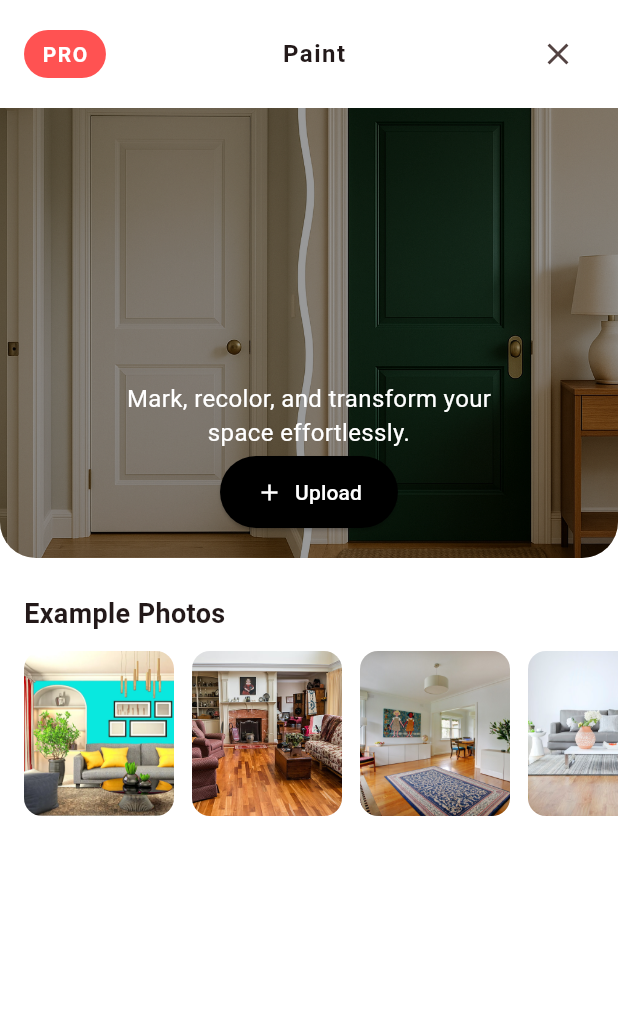
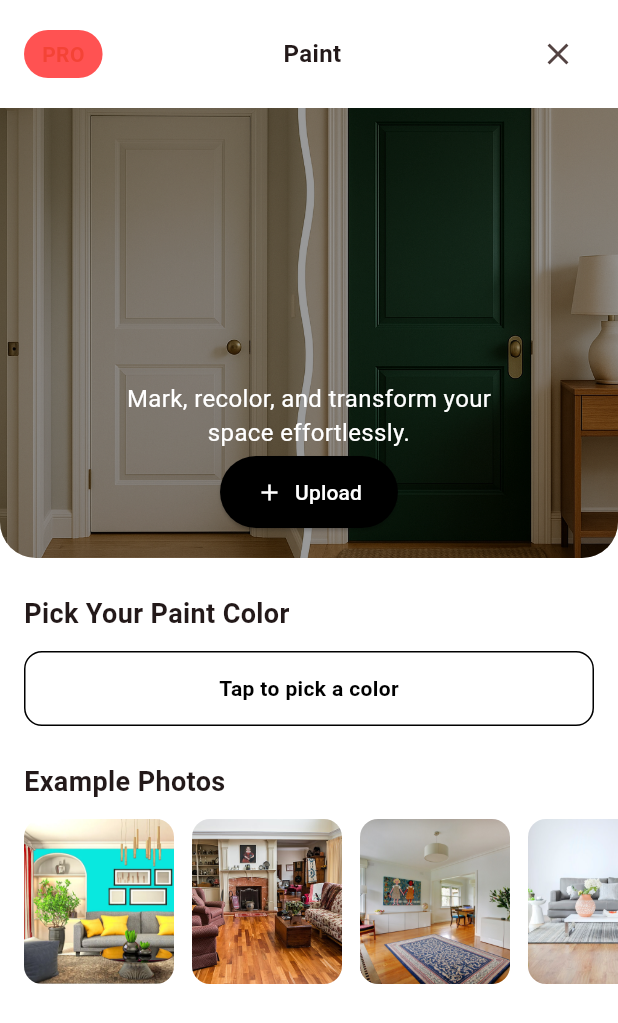
Before and after one commit to Kennnnnnyyyyyyyyy/iDesign-HomeGPT, a Flutter app: the PaintPage screen opened by its route, on a phone screen of 412 x 824 dp. Shown: the top 1023 px of the screen. Run offline on Flutter 3.47's test engine with Material 3 defaults, Android fonts, the light colour scheme and no system bars; our stand-ins replace dotted_border, firebase_auth, firebase_core, flutter_colorpicker, flutter_dotenv, flutter_riverpod and 7 more; missing offline and left inert: image_painter; accounts and stored records are empty; network calls fail; Roboto replaces fonts that are missing (SFPro).

Commit message:
Paint visualisation UI complete with color picking

```diff
--- a/lib/features/paint_visualisation/view/feature_page.dart
+++ /dev/null
@@ -1,167 +0,0 @@
-import 'package:flutter/material.dart';
-import 'package:go_router/go_router.dart';
-
-class PaintPage extends StatelessWidget {
-  const PaintPage({super.key});
-
-  @override
-  Widget build(BuildContext context) {
-    final exampleImages = [
-      'assets/create/br1.jpeg',
-      'assets/create/br2.jpeg',
-      'assets/create/br3.jpeg',
-      'assets/create/br4.jpeg',
-    ];
-
-    return Scaffold(
-      backgroundColor: Colors.white,
-      body: SafeArea(
-        child: Column(
-          crossAxisAlignment: CrossAxisAlignment.start,
-          children: [
-            // 🔺 Top Bar with PRO badge and close
-            Padding(
-              padding: const EdgeInsets.symmetric(horizontal: 16, vertical: 12),
-              child: Row(
-                children: [
-                  Container(
-                    padding: const EdgeInsets.symmetric(
-                      horizontal: 12,
-                      vertical: 6,
-                    ),
-                    decoration: BoxDecoration(
-                      color: Colors.redAccent,
-                      borderRadius: BorderRadius.circular(20),
-                    ),
-                    child: const Text(
-                      'PRO',
-                      style: TextStyle(
-                        color: Colors.white,
-                        fontWeight: FontWeight.bold,
-                        letterSpacing: 1,
-                      ),
-                    ),
-                  ),
-                  const Spacer(),
-                  const Text(
-                    'Paint',
-                    style: TextStyle(
-                      fontSize: 16,
-                      fontWeight: FontWeight.w600,
-                      letterSpacing: 1,
-                    ),
-                  ),
-                  const Spacer(),
-                  IconButton(
-                    icon: const Icon(Icons.close),
-                    onPressed: () => context.goNamed('home'), // Adjust route
-                  ),
-                ],
-              ),
-            ),
-
-            // 🖼️ Hero Section with overlay
-            ClipRRect(
-              borderRadius: const BorderRadius.only(
-                bottomLeft: Radius.circular(24),
-                bottomRight: Radius.circular(24),
-              ),
-              child: Stack(
-                alignment: Alignment.center,
-                children: [
-                  SizedBox(
-                    height: 300,
-                    width: double.infinity,
-                    child: Stack(
-                      fit: StackFit.expand,
-                      children: [
-                        Image.asset(
-                          'assets/home_page/paint_visualisation.png',
-                          fit: BoxFit.cover,
-                        ),
-                        Container(color: Colors.black.withOpacity(0.4)),
-                      ],
-                    ),
-                  ),
-                  Positioned(
-                    bottom: 72,
-                    child: Column(
-                      children: const [
-                        Text(
-                          'Mark, recolor, and transform your\nspace effortlessly.',
-                          textAlign: TextAlign.center,
-                          style: TextStyle(
-                            fontSize: 16,
-                            color: Colors.white,
-                            fontWeight: FontWeight.w400,
-                          ),
-                        ),
-                      ],
-                    ),
-                  ),
-                  Positioned(
-                    bottom: 20,
-                    child: ElevatedButton.icon(
-                      style: ElevatedButton.styleFrom(
-                        backgroundColor: Colors.black,
-                        padding: const EdgeInsets.symmetric(
-                          horizontal: 24,
-                          vertical: 14,
-                        ),
-                        shape: RoundedRectangleBorder(
-                          borderRadius: BorderRadius.circular(30),
-                        ),
-                      ),
-                      onPressed: () {
-                        // TODO: Hook image picker
-                      },
-                      icon: const Icon(Icons.add, color: Colors.white),
-                      label: const Text(
-                        'Upload',
-                        style: TextStyle(color: Colors.white),
-                      ),
-                    ),
-                  ),
-                ],
-              ),
-            ),
-
-            const SizedBox(height: 24),
-
-            // 🖼️ Example Photos Heading
-            const Padding(
-              padding: EdgeInsets.symmetric(horizontal: 16),
-              child: Text(
-                'Example Photos',
-                style: TextStyle(fontSize: 18, fontWeight: FontWeight.w600),
-              ),
-            ),
-            const SizedBox(height: 12),
-
-            // 📸 Carousel
-            SizedBox(
-              height: 110,
-              child: ListView.separated(
-                padding: const EdgeInsets.symmetric(horizontal: 16),
-                scrollDirection: Axis.horizontal,
-                itemCount: exampleImages.length,
-                separatorBuilder: (_, __) => const SizedBox(width: 12),
-                itemBuilder: (context, index) {
-                  return ClipRRect(
-                    borderRadius: BorderRadius.circular(12),
-                    child: Image.asset(
-                      exampleImages[index],
-                      width: 100,
-                      height: 100,
-                      fit: BoxFit.cover,
-                    ),
-                  );
-                },
-              ),
-            ),
-          ],
-        ),
-      ),
-    );
-  }
-}
--- /dev/null
+++ b/lib/features/paint_visualisation/view/paint_feature_page.dart
@@ -0,0 +1,253 @@
+import 'dart:io';
+import 'package:flutter/material.dart';
+import 'package:go_router/go_router.dart';
+import 'package:flutter_colorpicker/flutter_colorpicker.dart';
+import 'package:image_picker/image_picker.dart';
+import 'package:interior_designer_jasper/routes/router_constants.dart';
+import 'package:path_provider/path_provider.dart';
+import 'paint_dialog.dart'; // NEW custom paint dialog
+
+class PaintPage extends StatefulWidget {
+  const PaintPage({super.key});
+
+  @override
+  State<PaintPage> createState() => _PaintPageState();
+}
+
+class _PaintPageState extends State<PaintPage> {
+  final exampleImages = [
+    'assets/create/br1.jpeg',
+    'assets/create/br2.jpeg',
+    'assets/create/br3.jpeg',
+    'assets/create/br4.jpeg',
+  ];
+
+  Color _selectedColor = Colors.white;
+
+  void _showColorPicker() {
+    showDialog(
+      context: context,
+      builder:
+          (context) => AlertDialog(
+            title: const Text('Select a color'),
+            content: SingleChildScrollView(
+              child: ColorPicker(
+                pickerColor: _selectedColor,
+                onColorChanged:
+                    (color) => setState(() => _selectedColor = color),
+                enableAlpha: false,
+                displayThumbColor: true,
+              ),
+            ),
+            actions: [
+              TextButton(
+                onPressed: () => Navigator.of(context).pop(),
+                child: const Text('Done'),
+              ),
+            ],
+          ),
+    );
+  }
+
+  Future<void> _pickImageFromGallery() async {
+    final pickedFile = await ImagePicker().pickImage(
+      source: ImageSource.gallery,
+    );
+    if (pickedFile != null) {
+      final imageFile = File(pickedFile.path);
+      _openPaintDialog(imageFile);
+    }
+  }
+
+  Future<void> _selectExampleImage(String assetPath) async {
+    final byteData = await DefaultAssetBundle.of(context).load(assetPath);
+    final tempFile = File(
+      '${(await getTemporaryDirectory()).path}/${assetPath.split('/').last}',
+    );
+    await tempFile.writeAsBytes(byteData.buffer.asUint8List());
+    _openPaintDialog(tempFile);
+  }
+
+  void _openPaintDialog(File imageFile) {
+    showDialog(
+      context: context,
+      builder:
+          (_) =>
+              PaintDialog(imageFile: imageFile, selectedColor: _selectedColor),
+    );
+  }
+
+  @override
+  Widget build(BuildContext context) {
+    return Scaffold(
+      backgroundColor: Colors.white,
+      body: SafeArea(
+        child: Column(
+          crossAxisAlignment: CrossAxisAlignment.start,
+          children: [
+            /// Top bar
+            Padding(
+              padding: const EdgeInsets.symmetric(horizontal: 16, vertical: 12),
+              child: Row(
+                children: [
+                  Container(
+                    padding: const EdgeInsets.symmetric(
+                      horizontal: 12,
+                      vertical: 6,
+                    ),
+                    decoration: BoxDecoration(
+                      color: Colors.redAccent,
+                      borderRadius: BorderRadius.circular(20),
+                    ),
+                    child: const Text(
+                      'PRO',
+                      style: TextStyle(
+                        color: Colors.red,
+                        fontWeight: FontWeight.bold,
+                      ),
+                    ),
+                  ),
+                  const Spacer(),
+                  const Text(
+                    'Paint',
+                    style: TextStyle(fontSize: 16, fontWeight: FontWeight.w600),
+                  ),
+                  const Spacer(),
+                  IconButton(
+                    icon: const Icon(Icons.close),
+                    onPressed: () => context.goNamed(RouterConstants.home),
+                  ),
+                ],
+              ),
+            ),
+
+            /// Hero
+            ClipRRect(
+              borderRadius: const BorderRadius.only(
+                bottomLeft: Radius.circular(24),
+                bottomRight: Radius.circular(24),
+              ),
+              child: Stack(
+                alignment: Alignment.center,
+                children: [
+                  SizedBox(
+                    height: 300,
+                    width: double.infinity,
+                    child: Stack(
+                      fit: StackFit.expand,
+                      children: [
+                        Image.asset(
+                          'assets/home_page/paint_visualisation.png',
+                          fit: BoxFit.cover,
+                        ),
+                        Container(color: Colors.black.withOpacity(0.4)),
+                      ],
+                    ),
+                  ),
+                  const Positioned(
+                    bottom: 72,
+                    child: Text(
+                      'Mark, recolor, and transform your\nspace effortlessly.',
+                      textAlign: TextAlign.center,
+                      style: TextStyle(color: Colors.white, fontSize: 16),
+                    ),
+                  ),
+                  Positioned(
+                    bottom: 20,
+                    child: ElevatedButton.icon(
+                      style: ElevatedButton.styleFrom(
+                        backgroundColor: Colors.black,
+                        padding: const EdgeInsets.symmetric(
+                          horizontal: 24,
+                          vertical: 14,
+                        ),
+                        shape: RoundedRectangleBorder(
+                          borderRadius: BorderRadius.circular(30),
+                        ),
+                      ),
+                      onPressed: _pickImageFromGallery,
+                      icon: const Icon(Icons.add, color: Colors.white),
+                      label: const Text(
+                        'Upload',
+                        style: TextStyle(color: Colors.white),
+                      ),
+                    ),
+                  ),
+                ],
+              ),
+            ),
+
+            const SizedBox(height: 24),
+            const Padding(
+              padding: EdgeInsets.symmetric(horizontal: 16),
+              child: Text(
+                'Pick Your Paint Color',
+                style: TextStyle(fontSize: 18, fontWeight: FontWeight.w600),
+              ),
+            ),
+            const SizedBox(height: 12),
+
+            /// Color Picker Display
+            Padding(
+              padding: const EdgeInsets.symmetric(horizontal: 16),
+              child: GestureDetector(
+                onTap: _showColorPicker,
+                child: Container(
+                  height: 50,
+                  decoration: BoxDecoration(
+                    color: _selectedColor,
+                    border: Border.all(color: Colors.black),
+                    borderRadius: BorderRadius.circular(12),
+                  ),
+                  alignment: Alignment.center,
+                  child: const Text(
+                    'Tap to pick a color',
+                    style: TextStyle(
+                      color: Colors.black,
+                      fontWeight: FontWeight.bold,
+                    ),
+                  ),
+                ),
+              ),
+            ),
+
+            const SizedBox(height: 24),
+            const Padding(
+              padding: EdgeInsets.symmetric(horizontal: 16),
+              child: Text(
+                'Example Photos',
+                style: TextStyle(fontSize: 18, fontWeight: FontWeight.w600),
+              ),
+            ),
+            const SizedBox(height: 12),
+
+            /// Example Images
+            SizedBox(
+              height: 110,
+              child: ListView.separated(
+                padding: const EdgeInsets.symmetric(horizontal: 16),
+                scrollDirection: Axis.horizontal,
+                itemCount: exampleImages.length,
+                separatorBuilder: (_, __) => const SizedBox(width: 12),
+                itemBuilder: (context, index) {
+                  return GestureDetector(
+                    onTap: () => _selectExampleImage(exampleImages[index]),
+                    child: ClipRRect(
+                      borderRadius: BorderRadius.circular(12),
+                      child: Image.asset(
+                        exampleImages[index],
+                        width: 100,
+                        height: 100,
+                        fit: BoxFit.cover,
+                      ),
+                    ),
+                  );
+                },
+              ),
+            ),
+          ],
+        ),
+      ),
+    );
+  }
+}
--- a/lib/routes/router_config.dart
+++ b/lib/routes/router_config.dart
@@ -8,7 +8,7 @@ import 'package:interior_designer_jasper/features/exterior_design/view/feature_p
 import 'package:interior_designer_jasper/features/faqs/faq_view.dart';
 import 'package:interior_designer_jasper/features/garden_design/view/feature_page.dart';
 import 'package:interior_designer_jasper/features/home/view/home_page.dart';
-import 'package:interior_designer_jasper/features/paint_visualisation/view/feature_page.dart';
+import 'package:interior_designer_jasper/features/paint_visualisation/view/paint_feature_page.dart';
 import 'package:interior_designer_jasper/features/paywall/view/paywall.dart';
 import 'package:interior_designer_jasper/features/privacy_policy/privacy_policy.dart';
 import 'package:interior_designer_jasper/features/profile/view/profile_page.dart';
--- a/pubspec.yaml
+++ b/pubspec.yaml
@@ -53,6 +53,7 @@ dependencies:
   image_gallery_saver: ^2.0.3
   image: ^4.5.4
   image_painter: ^0.7.1
+  flutter_colorpicker: ^1.1.0
 
 dev_dependencies:
   flutter_test:
```
Also changed, not shown: lib/features/paint_visualisation/view/paint_dialog.dart (added, +84 -0 lines), pubspec.lock.
